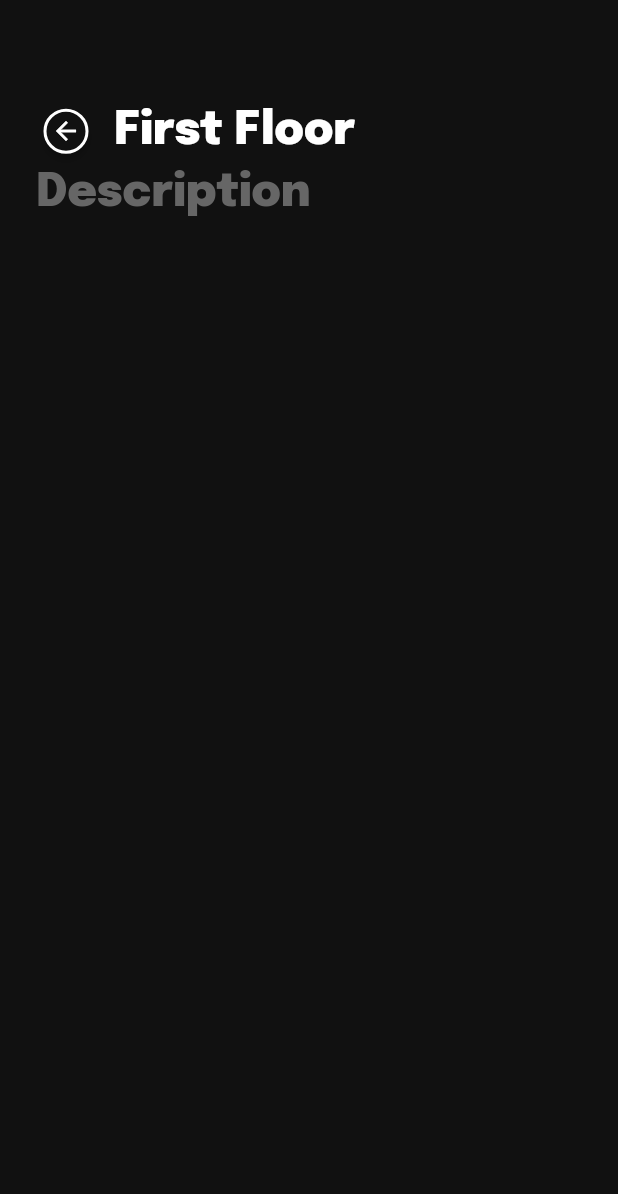
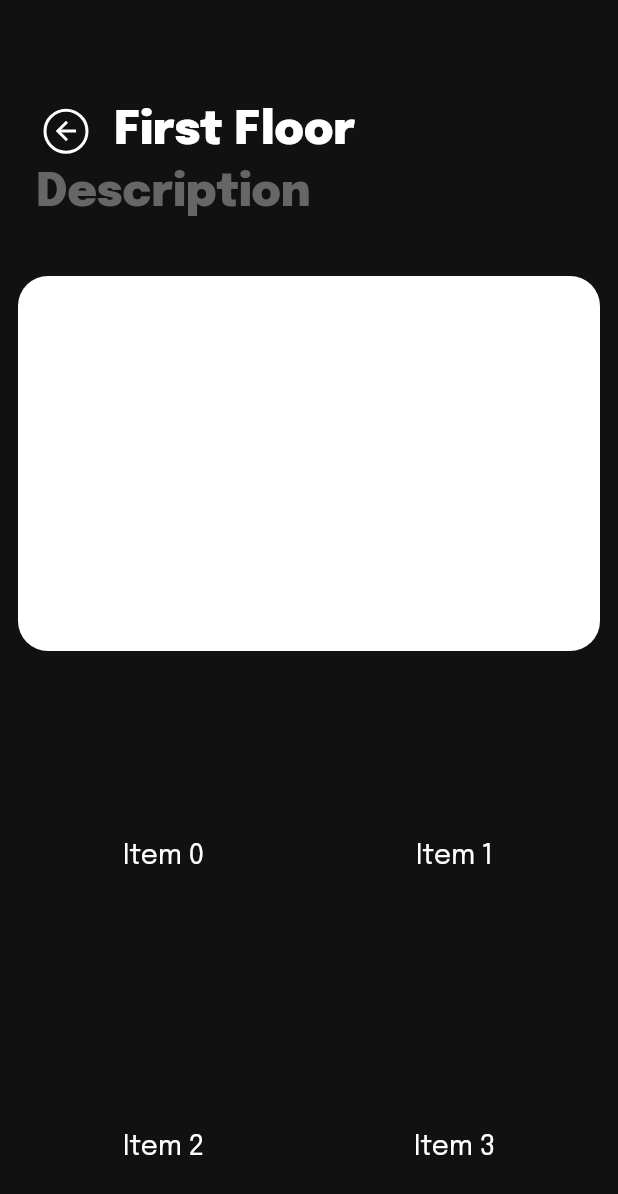
Before and after one commit to spehj/sneznik-app, a Flutter app: the CategoryScreen screen opened directly, on a phone screen of 412 x 824 dp. Shown: the top 1194 px of the screen. Run offline on Flutter 3.47's test engine with Material 2 defaults, Android fonts, the phone set to English and light mode, and no system bars; our stand-ins replace google_fonts.

Commit message:
Category screen basic layout

```diff
--- a/lib/screens/category_screen.dart
+++ b/lib/screens/category_screen.dart
@@ -13,8 +13,7 @@ class CategoryScreen extends StatelessWidget {
       body: Container(
         margin: EdgeInsets.only(top: 30),
         padding: EdgeInsets.symmetric(horizontal: 12, vertical: 12),
-        child: Column(
-          children: [
+        child: Column(children: [
           SizedBox(
             height: 30,
           ),
@@ -31,8 +30,8 @@ class CategoryScreen extends StatelessWidget {
                   ),
                   style: ElevatedButton.styleFrom(
                     shape: CircleBorder(
-                          side: BorderSide(
-                              width: 2, color: Styles.whiteIconColor)),
+                        side:
+                            BorderSide(width: 2, color: Styles.whiteIconColor)),
                     //padding: EdgeInsets.all(8),
                     primary: Styles.bgColor, // <-- Button color
                     onPrimary: Styles.oceanBlueColor, // <-- Splash color
@@ -53,22 +52,59 @@ class CategoryScreen extends StatelessWidget {
           // Destination title
 
           // Description
-            Row(
 
-              children: [
           Padding(
             padding: const EdgeInsets.only(left: 12),
             // TODO: fill with data from json
+            child: SizedBox(
+              width: double.infinity,
               child: Text(
                 "Description",
-                    style: Styles.headlineStyle2
-                        .copyWith(color: Styles.greyTextColor),
+                style:
+                    Styles.headlineStyle2.copyWith(color: Styles.greyTextColor),
+                textAlign: TextAlign.start,
               ),
             ),
-              ],
           ),
-          ],
+
+          // Floor plan
+          Expanded(
+            child: ListView(
+                padding: EdgeInsets.only(top: 20, bottom: 30),
+                children: [
+                  Container(
+                    padding: EdgeInsets.symmetric(horizontal: 12, vertical: 12),
+                    margin: EdgeInsets.symmetric(vertical: 20),
+                    height: 250,
+                    decoration: BoxDecoration(
+                      borderRadius: BorderRadius.circular(20),
+                      color: Colors.white,
                     ),
+                  ),
+                  SizedBox(
+                    height: 20,
+                  ),
+                  Expanded(
+                    child: GridView.count(
+                      physics: ScrollPhysics(),
+                      shrinkWrap: true,
+                      // Create a grid with 2 columns. If you change the scrollDirection to
+                      // horizontal, this produces 2 rows.
+                      crossAxisCount: 2,
+                      // Generate 100 widgets that display their index in the List.
+                      children: List.generate(10, (index) {
+                        return Center(
+                          child: Text(
+                            'Item $index',
+                            style: Styles.textStyle,
+                          ),
+                        );
+                      }),
+                    ),
+                  ),
+                ]),
+          )
+        ]),
       ),
     );
   }
--- a/lib/screens/home_screen.dart
+++ b/lib/screens/home_screen.dart
@@ -51,6 +51,9 @@ class HomeScreen extends StatelessWidget {
               "Lorem ipsum dolor sit amet, consectetur adipiscing elit, sed do eiusmod tempor incididunt ut labore et dolore magna aliqua. ",
               style: Styles.textStyle,
             ),
+            SizedBox(
+              height: 12,
+            ),
 
             Expanded(
               child: ListView(
@@ -58,7 +61,7 @@ class HomeScreen extends StatelessWidget {
                 padding: EdgeInsets.only(top: 30, bottom: 30),
                 children: [
                   Container(
-                    height: 180,
+                    height: 240,
                     decoration: BoxDecoration(
                         borderRadius: BorderRadius.circular(12),
                         color: Styles.primaryColor,
```
Lines whose indentation alone changed are shown as unchanged.
